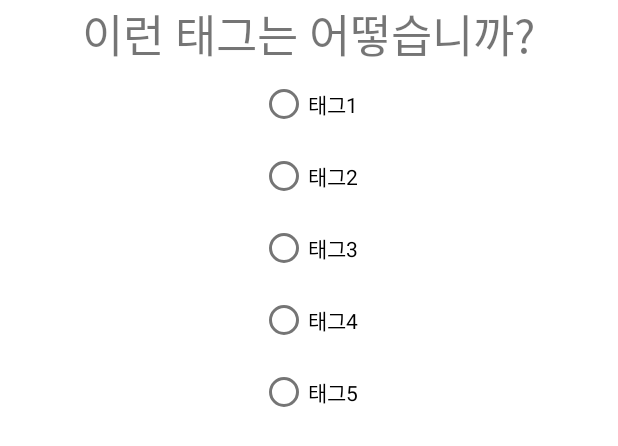
After one commit to KimEuiJoong/Robot_KimSatGat_Android, an Android app: the layout question_second.xml on its own in the app's theme, with its tools: preview values and no code run, on a phone screen of 412 x 824 dp. The commit adds this screen. Shown: the top 446 px of the screen. Run offline under Robolectric (Android 15) with nearby library versions, the phone set to English and light mode, and no system bars.

Commit message:
질문 xml 추가

```diff
--- a/app/src/main/java/com/example/robot_kimsatgat_android/MainActivity.java
+++ b/app/src/main/java/com/example/robot_kimsatgat_android/MainActivity.java
@@ -3,6 +3,9 @@ package com.example.robot_kimsatgat_android;
 import android.os.Bundle;
 import android.view.View;
 import android.view.Menu;
+import android.widget.AdapterView;
+import android.widget.ArrayAdapter;
+import android.widget.ListView;
 
 import com.google.android.material.floatingactionbutton.FloatingActionButton;
 import com.google.android.material.snackbar.Snackbar;
@@ -45,6 +48,7 @@ public class MainActivity extends AppCompatActivity {
         NavController navController = Navigation.findNavController(this, R.id.nav_host_fragment);
         NavigationUI.setupActionBarWithNavController(this, navController, mAppBarConfiguration);
         NavigationUI.setupWithNavController(navigationView, navController);
+
     }
 
     @Override
@@ -60,4 +64,5 @@ public class MainActivity extends AppCompatActivity {
         return NavigationUI.navigateUp(navController, mAppBarConfiguration)
                 || super.onSupportNavigateUp();
     }
+
 }
--- /dev/null
+++ b/app/src/main/res/layout/question_second.xml
@@ -0,0 +1,54 @@
+<?xml version="1.0" encoding="utf-8"?>
+<LinearLayout xmlns:android="http://schemas.android.com/apk/res/android"
+    android:layout_width="match_parent"
+    android:layout_height="match_parent"
+    android:orientation="vertical">
+
+    <TextView
+        android:id="@+id/second_question"
+        android:layout_width="wrap_content"
+        android:layout_height="wrap_content"
+        android:textSize="30dp"
+        android:layout_gravity="center"
+        android:text="이런 태그는 어떻습니까?" />
+
+    <RadioGroup
+        android:layout_width="match_parent"
+        android:layout_height="match_parent"
+        >
+        <RadioButton
+            android:id="@+id/Tag_1"
+            android:layout_width="wrap_content"
+            android:layout_height="wrap_content"
+            android:layout_gravity="center"
+            android:text="태그1" />
+
+        <RadioButton
+            android:id="@+id/Tag_2"
+            android:layout_width="wrap_content"
+            android:layout_height="wrap_content"
+            android:layout_gravity="center"
+            android:text="태그2" />
+
+        <RadioButton
+            android:id="@+id/Tag_3"
+            android:layout_width="wrap_content"
+            android:layout_height="wrap_content"
+            android:layout_gravity="center"
+            android:text="태그3" />
+
+        <RadioButton
+            android:id="@+id/Tag_4"
+            android:layout_width="wrap_content"
+            android:layout_height="wrap_content"
+            android:layout_gravity="center"
+            android:text="태그4" />
+
+        <RadioButton
+            android:id="@+id/Tag_5"
+            android:layout_width="wrap_content"
+            android:layout_height="wrap_content"
+            android:layout_gravity="center"
+            android:text="태그5" />
+    </RadioGroup>
+</LinearLayout>
```
Also changed, not shown: app/src/main/res/layout/edit_poem.xml (+7 -1 lines), app/src/main/res/layout/question_first.xml (added, +41 -0 lines).
